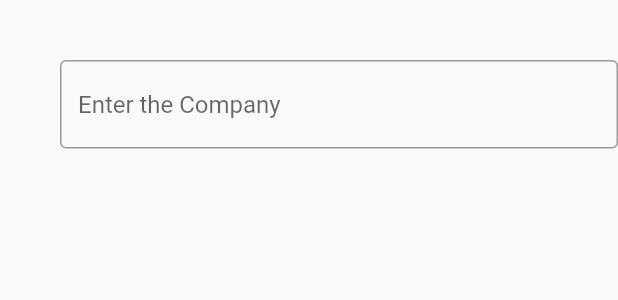
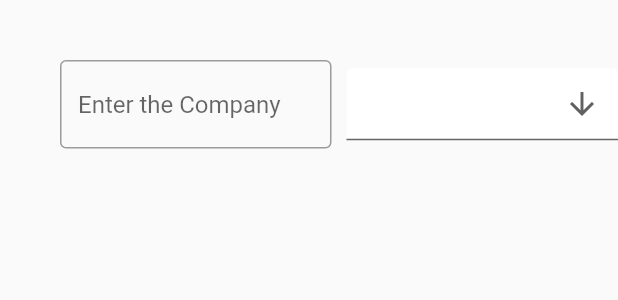
Before and after one commit to Correu/bill_manager, a Flutter app: the BillInputPage widget shown alone on an empty page, opened directly, on a phone screen of 412 x 824 dp. Shown: the top 300 px of the screen. Run offline on Flutter 3.47's test engine with Material 2 defaults, Android fonts, the phone set to English and light mode, and no system bars; our stand-ins replace table_calendar; network calls fail.

Commit message:
bill entry layout cahnges

```diff
--- a/lib/views/Models/DebtItems.dart
+++ b/lib/views/Models/DebtItems.dart
@@ -1,5 +1,4 @@
 import 'dart:convert';
-
 import 'package:http/http.dart' as http;
 
 class DebtItems {
--- a/lib/views/Pages/EntryTypes/bill_entry_page.dart
+++ b/lib/views/Pages/EntryTypes/bill_entry_page.dart
@@ -1,5 +1,9 @@
 import 'package:flutter/material.dart';
 
+///
+/// BillInputPage -
+/// Input page for user to put in standard, flat rate bills (Rent, phone, etc..)
+///
 class BillInputPage extends StatefulWidget {
   const BillInputPage({Key? key}) : super(key: key);
 
@@ -14,7 +18,7 @@ class _BillInputPageState extends State<BillInputPage> {
   @override
   Widget build(BuildContext context) {
     return Form(
-      key:_formKey,
+      key: _formKey,
       child: Column(
         children: [
           const Padding(
@@ -26,13 +30,50 @@ class _BillInputPageState extends State<BillInputPage> {
                 padding: EdgeInsets.all(20.0),
               ),
               Expanded(
-                  child: TextField(
-                decoration: const InputDecoration(
-                  border: OutlineInputBorder(),
-                  hintText: 'Enter the Company',
+                child: TextField(
+                  decoration: const InputDecoration(
+                    border: OutlineInputBorder(),
+                    hintText: 'Enter the Company',
+                  ),
+                  controller: companyController,
                 ),
-                controller: companyController,
-              ))
+              ),
+              const Padding(
+                padding: EdgeInsets.all(
+                  5.0,
+                ),
+              ),
+              Expanded(
+                //Credit card dropdown select
+                child: DropdownButtonFormField<String>(
+                  decoration: const InputDecoration(
+                    filled: true,
+                    fillColor: Colors.white,
+                  ),
+                  icon: const Icon(Icons.arrow_downward),
+                  elevation: 16,
+                  style: const TextStyle(
+                    color: Colors.blue,
+                    backgroundColor: Color(0x388ccdff),
+                  ),
+                  items: ["VISA", "MASTER_CARD"].map<DropdownMenuItem<String>>(
+                    (String value) {
+                      return DropdownMenuItem(
+                        value: value,
+                        child: Text(
+                          value,
+                        ),
+                      );
+                    },
+                  ).toList(),
+                  onChanged: (value) {
+                    setState(() {
+                      //set state should set the credit card type based on user input
+                      debugPrint("test");
+                    });
+                  },
+                ),
+              ),
             ],
           ),
         ],
--- a/lib/views/calendar.dart
+++ b/lib/views/calendar.dart
@@ -1,6 +1,10 @@
 import 'package:flutter/material.dart';
 import 'package:table_calendar/table_calendar.dart';
 
+///
+/// Calendar -
+/// Widget used to display the users required payments/saving goals for the current month.
+///
 class Calendar extends StatefulWidget {
   const Calendar({Key? key}) : super(key: key);
 
```
Also changed, not shown: lib/views/Pages/EntryTypes/loan_entry_page.dart (+6 -1 lines), lib/views/bill_entry.dart (+15 -9 lines).
